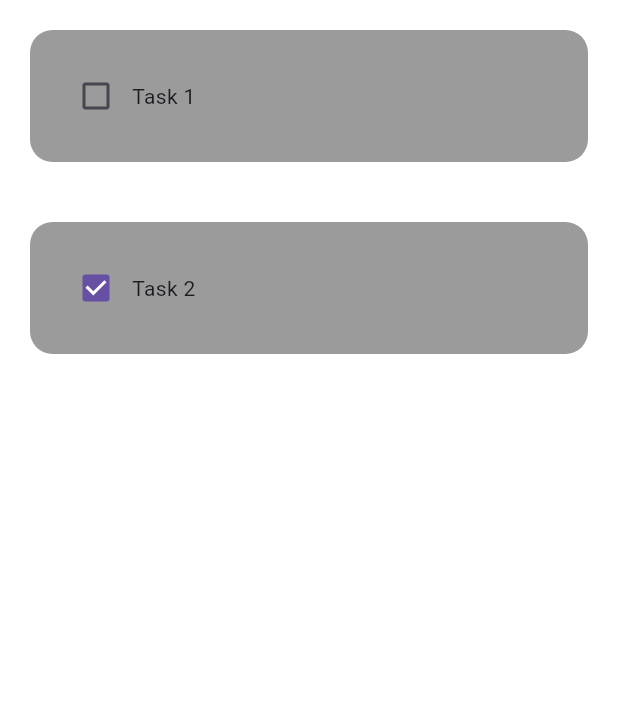
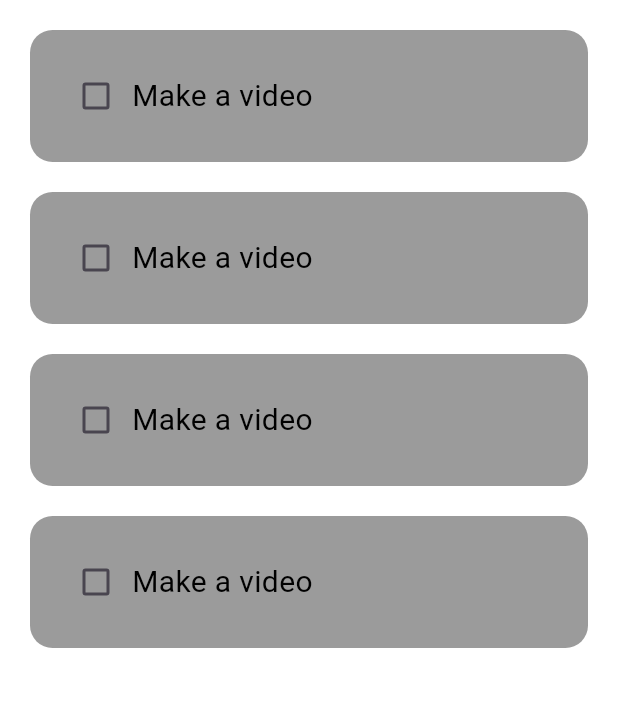
Before and after one commit to SAHILDUDHAL21/To-Do, a Flutter app: the screen it shows after launch, on a phone screen of 412 x 824 dp, the part 84-791 px from its top. Run offline on Flutter 3.47's test engine with Material 3 defaults, Android fonts, the phone set to English and light mode, and no system bars.

Commit message:
FrontEnd Compited

```diff
--- a/lib/home_page.dart
+++ b/lib/home_page.dart
@@ -9,6 +9,19 @@ class HomePage extends StatefulWidget {
 }
 
 class _MyWidgetState extends State<HomePage> {
+  List toDoList = [
+    ['Make a video', false],
+    ['Make a video', false],
+    ['Make a video', false],
+    ['Make a video', false],
+  ];
+
+  void checkBoxChanged(bool? value, int index) {
+    setState(() {
+      toDoList[index][1] = !toDoList[index][1];
+    });
+  }
+
   @override
   Widget build(BuildContext context) {
     return Scaffold(
@@ -22,15 +35,15 @@ class _MyWidgetState extends State<HomePage> {
         backgroundColor: Color.fromARGB(255, 146, 146, 143),
         elevation: 0,
       ),
-      body: ListView(
-        children: [
-          ToDoTile(
-            taskName: 'Task 1',
-            taskCompleted: false,
-            onChanged: (p0) {},
-          ),
-          ToDoTile(taskName: 'Task 2', taskCompleted: true, onChanged: (p0) {}),
-        ],
+      body: ListView.builder(
+        itemCount: toDoList.length,
+        itemBuilder: (context, index) {
+          return ToDoTile(
+            taskName: toDoList[index][0],
+            taskCompleted: toDoList[index][1],
+            onChanged: (value) => checkBoxChanged(value, index),
+          );
+        },
       ),
     );
   }
--- a/lib/utils/to_do_tile.dart
+++ b/lib/utils/to_do_tile.dart
@@ -1,5 +1,6 @@
 import 'package:flutter/material.dart';
 
+// ignore: must_be_immutable
 class ToDoTile extends StatelessWidget {
   final String taskName;
   final bool taskCompleted;
@@ -15,19 +16,34 @@ class ToDoTile extends StatelessWidget {
   @override
   Widget build(BuildContext context) {
     return Padding(
-      padding: const EdgeInsets.all(20.0),
+      padding: const EdgeInsets.only(left: 20.0, right: 20.0, top: 20),
       child: Container(
         padding: const EdgeInsets.all(20),
-        child: Row(
-          children: [
-            Checkbox(value: taskCompleted, onChanged: onChanged),
-            //task name
-            Text(taskName),
-          ],
-        ),
         decoration: BoxDecoration(
           color: Color.fromARGB(255, 155, 155, 155),
           borderRadius: BorderRadius.circular(15),
+        ),
+        child: Row(
+          children: [
+            Checkbox(
+              value: taskCompleted,
+              onChanged: onChanged,
+              activeColor: Colors.black,
+            ),
+
+            //task name
+            Text(
+              taskName,
+              style: TextStyle(
+                fontSize: 20,
+                color: Color.fromARGB(255, 0, 0, 0),
+                decoration:
+                    taskCompleted
+                        ? TextDecoration.lineThrough
+                        : TextDecoration.none,
+              ),
+            ),
+          ],
         ),
       ),
     );
```
